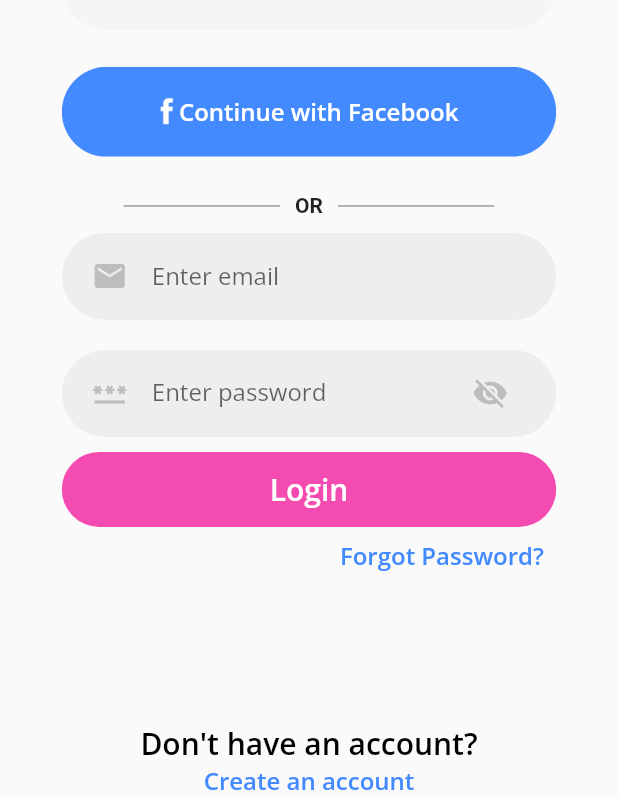
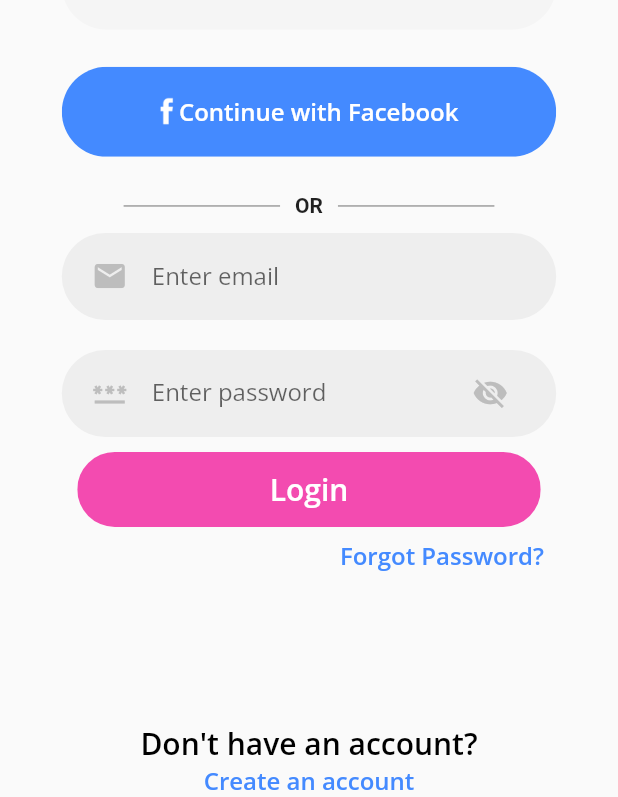
Before and after one commit to Njuguna-JohnBrian/go.v2, a Flutter app: the screen it shows after launch, after a tap on "Continue to Login", on a phone screen of 412 x 824 dp, the part 439-1236 px from its top. Run offline on Flutter 3.47's test engine with Material 2 defaults, Android fonts, the phone set to English and light mode, and no system bars; our stand-ins replace cloud_firestore, firebase_auth, firebase_core, flutter_svg, google_fonts, google_sign_in and 1 more; missing offline and left inert: flutter_facebook_auth; accounts and stored records are empty.

Commit message:
reduce login button size

```diff
--- a/lib/screens/login/components/login_button.dart
+++ b/lib/screens/login/components/login_button.dart
@@ -9,7 +9,7 @@ class LoginButton extends StatelessWidget {
   Widget build(BuildContext context) {
     Size size = MediaQuery.of(context).size;
     return SizedBox(
-      width: size.width * 0.8,
+      width: size.width * 0.75,
       child: ClipRRect(
         borderRadius: BorderRadius.circular(
           30,
```
